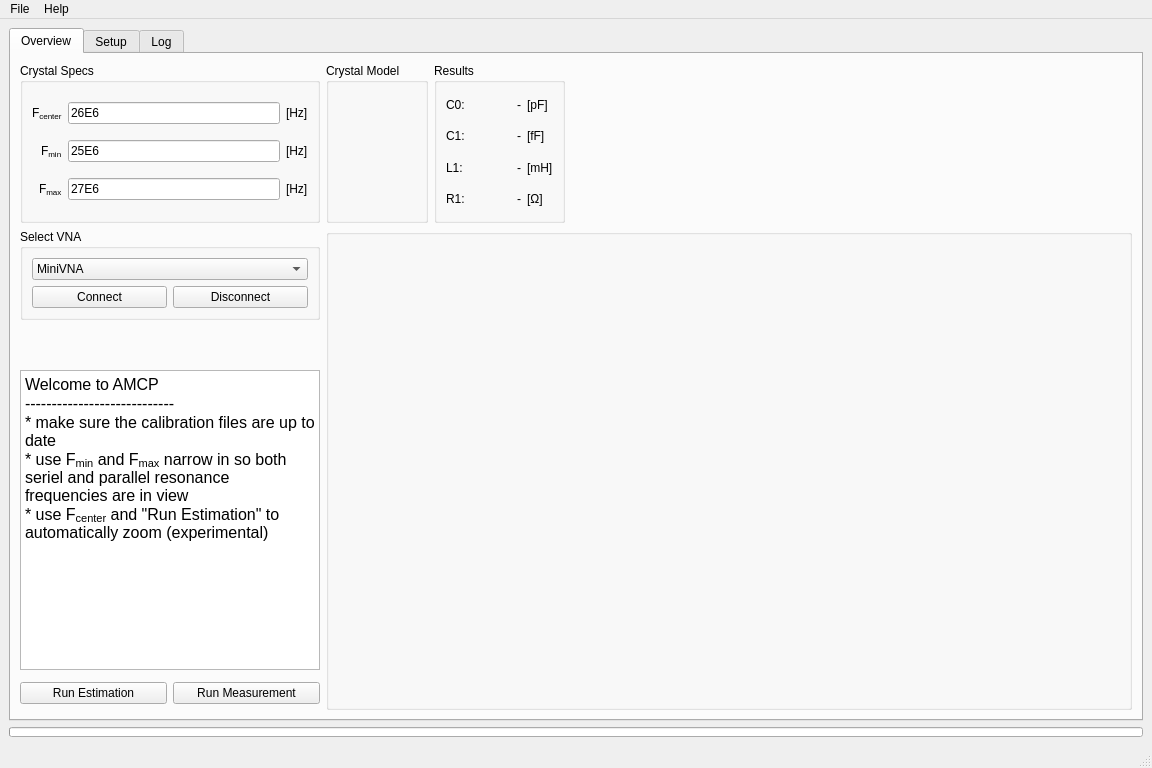
Before: the Qt Designer form python3/gui/amcp_test.ui in Battosai42/amcp, drawn with Qt 5.
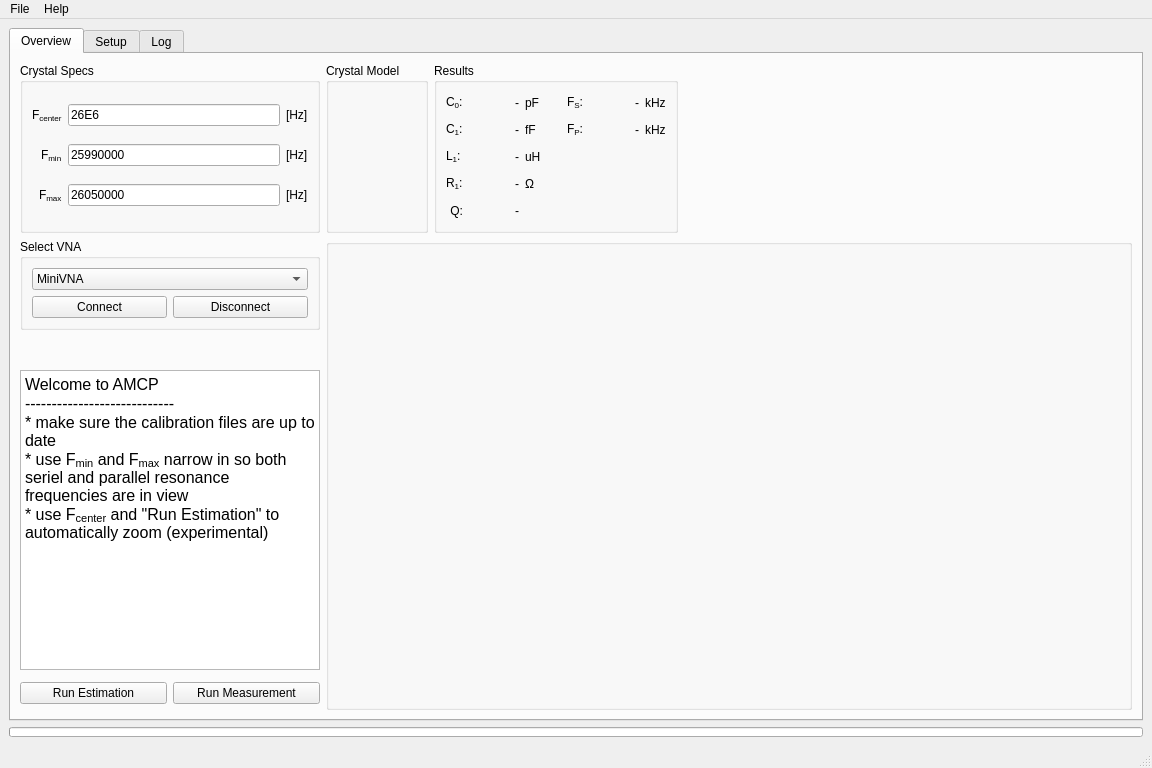
After: the same form once the commit is applied. Icons and pictures are not drawn. Custom widgets are drawn as their Qt base class.

The edit to the form file:
```diff
--- a/python3/gui/amcp_test.ui
+++ b/python3/gui/amcp_test.ui
@@ -31,10 +31,36 @@
            <string>Results</string>
           </property>
           <layout class="QGridLayout" name="gridLayout">
+           <item row="1" column="5">
+            <widget class="QLabel" name="fp_res">
+             <property name="text">
+              <string>-</string>
+             </property>
+             <property name="alignment">
+              <set>Qt::AlignRight|Qt::AlignTrailing|Qt::AlignVCenter</set>
+             </property>
+            </widget>
+           </item>
+           <item row="1" column="3">
+            <spacer name="horizontalSpacer_5">
+             <property name="orientation">
+              <enum>Qt::Horizontal</enum>
+             </property>
+             <property name="sizeType">
+              <enum>QSizePolicy::Fixed</enum>
+             </property>
+             <property name="sizeHint" stdset="0">
+              <size>
+               <width>20</width>
+               <height>20</height>
+              </size>
+             </property>
+            </spacer>
+           </item>
            <item row="2" column="0">
             <widget class="QLabel" name="label_9">
              <property name="text">
-              <string>L1:</string>
+              <string>&lt;html&gt;&lt;head/&gt;&lt;body&gt;&lt;p&gt;L&lt;span style=&quot; vertical-align:sub;&quot;&gt;1&lt;/span&gt;:&lt;/p&gt;&lt;/body&gt;&lt;/html&gt;</string>
              </property>
             </widget>
            </item>
@@ -57,21 +83,21 @@
            <item row="2" column="2" alignment="Qt::AlignLeft">
             <widget class="QLabel" name="label_15">
              <property name="text">
-              <string>[mH]</string>
+              <string>uH</string>
              </property>
             </widget>
            </item>
            <item row="3" column="0">
             <widget class="QLabel" name="label_10">
              <property name="text">
-              <string>R1:</string>
+              <string>&lt;html&gt;&lt;head/&gt;&lt;body&gt;&lt;p&gt;R&lt;span style=&quot; vertical-align:sub;&quot;&gt;1&lt;/span&gt;:&lt;/p&gt;&lt;/body&gt;&lt;/html&gt;</string>
              </property>
             </widget>
            </item>
            <item row="3" column="2" alignment="Qt::AlignLeft">
             <widget class="QLabel" name="label_16">
              <property name="text">
-              <string>[Ω]</string>
+              <string>Ω</string>
              </property>
             </widget>
            </item>
@@ -96,14 +122,14 @@
               </font>
              </property>
              <property name="text">
-              <string>C0:</string>
+              <string>&lt;html&gt;&lt;head/&gt;&lt;body&gt;&lt;p&gt;C&lt;span style=&quot; vertical-align:sub;&quot;&gt;0&lt;/span&gt;:&lt;/p&gt;&lt;/body&gt;&lt;/html&gt;</string>
              </property>
             </widget>
            </item>
            <item row="1" column="2" alignment="Qt::AlignLeft">
             <widget class="QLabel" name="label_14">
              <property name="text">
-              <string>[fF]</string>
+              <string>fF</string>
              </property>
             </widget>
            </item>
@@ -116,7 +142,7 @@
               </size>
              </property>
              <property name="text">
-              <string>C1:</string>
+              <string>&lt;html&gt;&lt;head/&gt;&lt;body&gt;&lt;p&gt;C&lt;span style=&quot; vertical-align:sub;&quot;&gt;1&lt;/span&gt;:&lt;/p&gt;&lt;/body&gt;&lt;/html&gt;</string>
              </property>
             </widget>
            </item>
@@ -139,7 +165,7 @@
            <item row="0" column="2" alignment="Qt::AlignLeft">
             <widget class="QLabel" name="label_7">
              <property name="text">
-              <string>[pF]</string>
+              <string>pF</string>
              </property>
             </widget>
            </item>
@@ -175,6 +201,82 @@
              </property>
             </widget>
            </item>
+           <item row="0" column="6">
+            <widget class="QLabel" name="label_27">
+             <property name="text">
+              <string>kHz</string>
+             </property>
+            </widget>
+           </item>
+           <item row="1" column="4">
+            <widget class="QLabel" name="label_30">
+             <property name="text">
+              <string>&lt;html&gt;&lt;head/&gt;&lt;body&gt;&lt;p&gt;F&lt;span style=&quot; vertical-align:sub;&quot;&gt;P&lt;/span&gt;:&lt;/p&gt;&lt;/body&gt;&lt;/html&gt;</string>
+             </property>
+             <property name="alignment">
+              <set>Qt::AlignRight|Qt::AlignTrailing|Qt::AlignVCenter</set>
+             </property>
+            </widget>
+           </item>
+           <item row="1" column="6">
+            <widget class="QLabel" name="label_29">
+             <property name="text">
+              <string>kHz</string>
+             </property>
+            </widget>
+           </item>
+           <item row="0" column="4">
+            <widget class="QLabel" name="label_28">
+             <property name="text">
+              <string>&lt;html&gt;&lt;head/&gt;&lt;body&gt;&lt;p&gt;F&lt;span style=&quot; vertical-align:sub;&quot;&gt;S&lt;/span&gt;:&lt;/p&gt;&lt;/body&gt;&lt;/html&gt;</string>
+             </property>
+             <property name="alignment">
+              <set>Qt::AlignRight|Qt::AlignTrailing|Qt::AlignVCenter</set>
+             </property>
+            </widget>
+           </item>
+           <item row="4" column="1">
+            <widget class="QLabel" name="Q_res">
+             <property name="minimumSize">
+              <size>
+               <width>50</width>
+               <height>0</height>
+              </size>
+             </property>
+             <property name="text">
+              <string>-</string>
+             </property>
+             <property name="alignment">
+              <set>Qt::AlignRight|Qt::AlignTrailing|Qt::AlignVCenter</set>
+             </property>
+            </widget>
+           </item>
+           <item row="0" column="5">
+            <widget class="QLabel" name="fs_res">
+             <property name="minimumSize">
+              <size>
+               <width>50</width>
+               <height>0</height>
+              </size>
+             </property>
+             <property name="text">
+              <string>-</string>
+             </property>
+             <property name="alignment">
+              <set>Qt::AlignRight|Qt::AlignTrailing|Qt::AlignVCenter</set>
+             </property>
+            </widget>
+           </item>
+           <item row="4" column="0">
+            <widget class="QLabel" name="label_8">
+             <property name="text">
+              <string>Q:</string>
+             </property>
+             <property name="alignment">
+              <set>Qt::AlignRight|Qt::AlignTrailing|Qt::AlignVCenter</set>
+             </property>
+            </widget>
+           </item>
           </layout>
          </widget>
         </item>
@@ -183,7 +285,7 @@
           <property name="minimumSize">
            <size>
             <width>0</width>
-            <height>160</height>
+            <height>170</height>
            </size>
           </property>
           <property name="title">
@@ -327,7 +429,7 @@
            <item row="3" column="1">
             <widget class="QLineEdit" name="f_min">
              <property name="text">
-              <string>25E6</string>
+              <string>25990000</string>
              </property>
             </widget>
            </item>
@@ -341,7 +443,7 @@
            <item row="4" column="1">
             <widget class="QLineEdit" name="f_max">
              <property name="text">
-              <string>27E6</string>
+              <string>26050000</string>
              </property>
             </widget>
            </item>
@@ -469,14 +571,64 @@
            <string>MiniVNA</string>
           </property>
           <layout class="QGridLayout" name="gridLayout_5">
-           <item row="5" column="3">
-            <widget class="QLabel" name="label_8">
-             <property name="text">
-              <string>Baud:</string>
+           <item row="6" column="1">
+            <widget class="QComboBox" name="minivna_averaging">
+             <property name="maximumSize">
+              <size>
+               <width>50</width>
+               <height>16777215</height>
+              </size>
              </property>
-             <property name="alignment">
-              <set>Qt::AlignCenter</set>
-             </property>
+             <item>
+              <property name="text">
+               <string>1</string>
+              </property>
+             </item>
+             <item>
+              <property name="text">
+               <string>2</string>
+              </property>
+             </item>
+             <item>
+              <property name="text">
+               <string>3</string>
+              </property>
+             </item>
+             <item>
+              <property name="text">
+               <string>4</string>
+              </property>
+             </item>
+             <item>
+              <property name="text">
+               <string>5</string>
+              </property>
+             </item>
+             <item>
+              <property name="text">
+               <string>6</string>
+              </property>
+             </item>
+             <item>
+              <property name="text">
+               <string>7</string>
+              </property>
+             </item>
+             <item>
+              <property name="text">
+               <string>8</string>
+              </property>
+             </item>
+             <item>
+              <property name="text">
+               <string>9</string>
+              </property>
+             </item>
+             <item>
+              <property name="text">
+               <string>10</string>
+              </property>
+             </item>
             </widget>
            </item>
            <item row="4" column="1" colspan="5">
```
Left out of the diff: 248 changed lines with no effect on the pictures.
